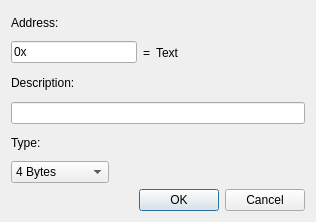
korcankaraokcu/PINCE, file GUI/addaddressmanuallydialog.ui: the form before one commit.
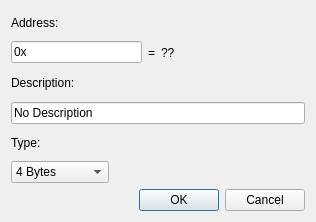
The form after the commit.

```diff
--- a/GUI/addaddressmanuallydialog.ui
+++ b/GUI/addaddressmanuallydialog.ui
@@ -42,7 +42,7 @@
        <item>
         <widget class="QLabel" name="label_3">
          <property name="text">
-          <string>Text</string>
+          <string>??</string>
          </property>
         </widget>
        </item>
@@ -73,7 +73,11 @@
       </widget>
      </item>
      <item>
-      <widget class="QLineEdit" name="lineEdit"/>
+      <widget class="QLineEdit" name="lineEdit_description">
+       <property name="text">
+        <string>No Description</string>
+       </property>
+      </widget>
      </item>
     </layout>
    </item>
```
Left out of the diff: 4 changed lines with no effect on the pictures.
